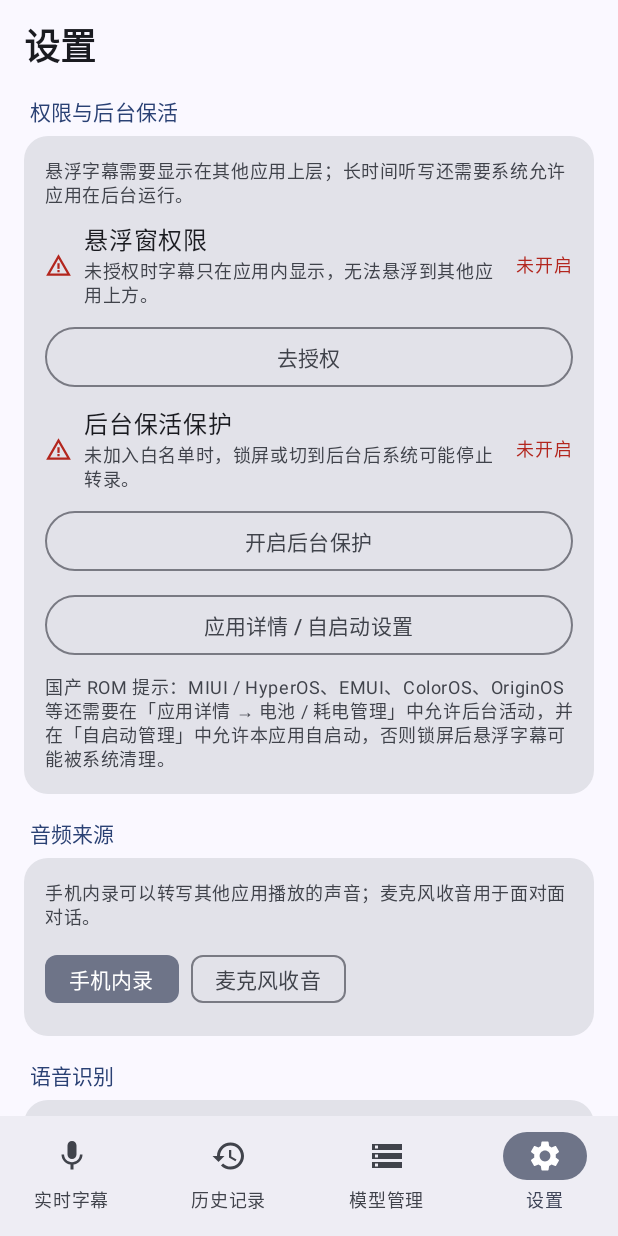
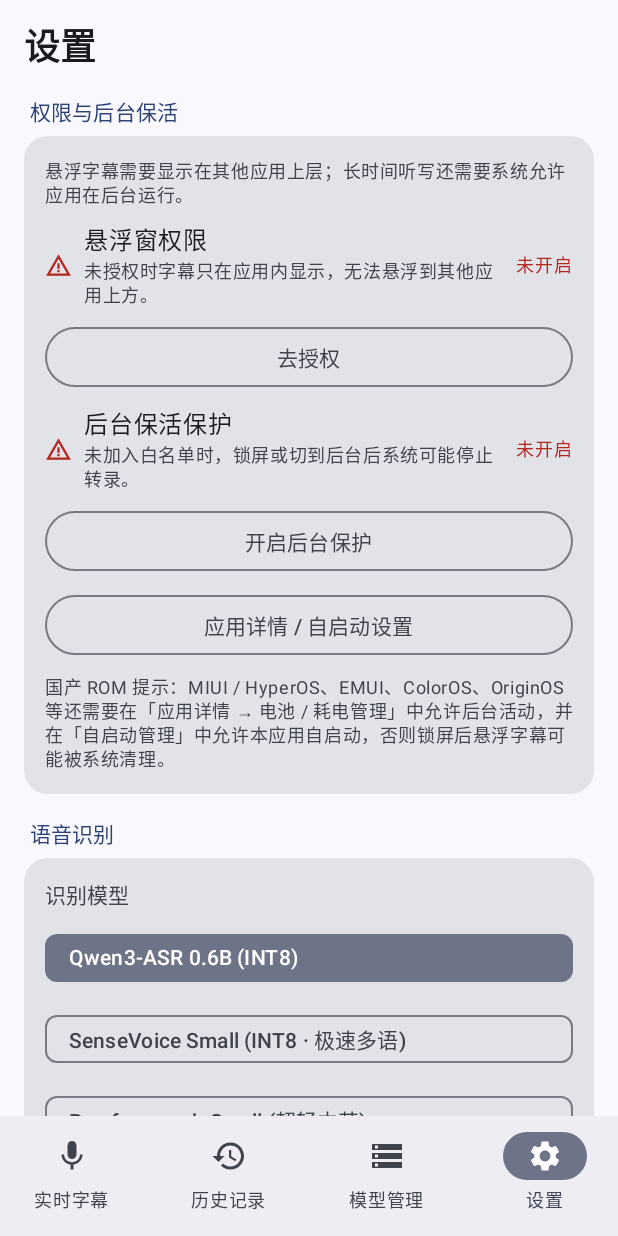
Before and after one commit to SaitoTommo/Android_Local_Live_Caption, an Android app built with Jetpack Compose: the settings screen opened through its navigation route, on a phone screen of 412 x 824 dp. Run offline under Robolectric (Android 15) with nearby library versions, the phone set to English and light mode, and no system bars.

Commit message:
style: make overlay corner resize handles invisible and remove redundant audio source card from Settings

```diff
--- a/app/src/main/java/com/localcaption/app/service/FloatingOverlayManager.kt
+++ b/app/src/main/java/com/localcaption/app/service/FloatingOverlayManager.kt
@@ -376,7 +376,7 @@ class FloatingOverlayManager(
             ResizeCorner.BOTTOM_LEFT -> Gravity.BOTTOM or Gravity.START
             ResizeCorner.BOTTOM_RIGHT -> Gravity.BOTTOM or Gravity.END
         }
-        return CornerGripView(context, corner).apply {
+        return View(context).apply {
             layoutParams = FrameLayout.LayoutParams(handleSize, handleSize, gravity)
             contentDescription = CONTENT_DESC_RESIZE
             attachResizeHandler(this, corner)
--- a/app/src/main/java/com/localcaption/app/ui/settings/SettingsScreen.kt
+++ b/app/src/main/java/com/localcaption/app/ui/settings/SettingsScreen.kt
@@ -158,30 +158,6 @@ fun SettingsScreen() {
             onRequestBattery = { openBatteryPermission() },
             onOpenAppDetails = { openAppDetails() },
         )
-
-        SettingsSection("音频来源") {
-            Text(
-                text = "手机内录可以转写其他应用播放的声音；麦克风收音用于面对面对话。",
-                style = MaterialTheme.typography.bodySmall,
-                color = MaterialTheme.colorScheme.onSurfaceVariant,
-            )
-            Row(horizontalArrangement = Arrangement.spacedBy(8.dp)) {
-                FilterChip(
-                    selected = current.audioSource == AudioSourceType.PLAYBACK_CAPTURE,
-                    onClick = {
-                        persist(current.copy(audioSource = AudioSourceType.PLAYBACK_CAPTURE))
-                    },
-                    label = { Text("手机内录") },
-                )
-                FilterChip(
-                    selected = current.audioSource == AudioSourceType.MICROPHONE,
-                    onClick = {
-                        persist(current.copy(audioSource = AudioSourceType.MICROPHONE))
-                    },
-                    label = { Text("麦克风收音") },
-                )
-            }
-        }
 
         SettingsSection("语音识别") {
             Text(
```
